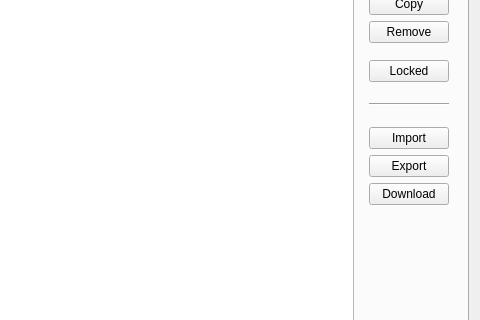
Old version of the form app/settings/settingsdialog.ui in the repository KDE/latte-dock; both pictures show x 370 to 850 and y 212 to 532 of the 850 by 636 pixel window.
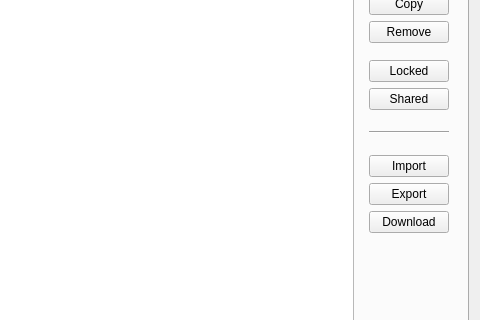
New version of the form. Icons and pictures are not drawn.

Commit message: add Shared button in LayoutsEditor

Patch:
```diff
--- a/app/settings/settingsdialog.ui
+++ b/app/settings/settingsdialog.ui
@@ -284,6 +284,19 @@
                 </property>
                </widget>
               </item>
+              <item>
+               <widget class="QPushButton" name="sharedButton">
+                <property name="toolTip">
+                 <string>Share that layout with other central layouts</string>
+                </property>
+                <property name="text">
+                 <string>Shared</string>
+                </property>
+                <property name="icon">
+                 <iconset theme="document-share"/>
+                </property>
+               </widget>
+              </item>
               <item>
                <spacer name="verticalSpacer_2">
                 <property name="orientation">
```
Left out of the diff: 4 changed lines with no effect on the pictures.
